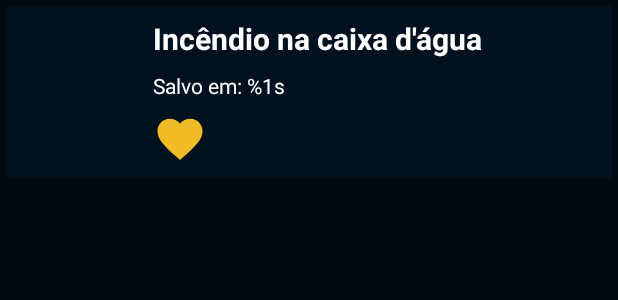
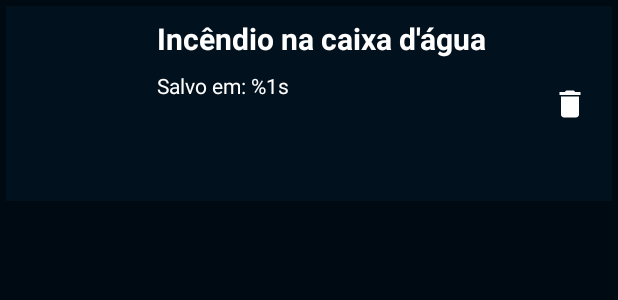
Before and after one commit to gustavobarbosab/movies, an Android app: the layout item_favorites_movies.xml on its own in the app's theme, with its tools: preview values and no code run, on a phone screen of 412 x 824 dp. Shown: the top 300 px of the screen. Run offline under Robolectric (Android 15) with nearby library versions, the phone set to English and light mode, and no system bars.

Commit message:
improving layouts

```diff
--- a/commons/src/main/java/io/github/gustavobarbosab/commons/ui/extension/ImageViewHelper.kt
+++ b/commons/src/main/java/io/github/gustavobarbosab/commons/ui/extension/ImageViewHelper.kt
@@ -12,7 +12,6 @@ fun ImageView.loadImage(url: String) {
         .with(context)
         .load(url)
         .placeholder(ImageViewHelper.createProgress(context))
-        .centerInside()
         .into(this)
 }
 
--- a/features/detail/detail_presentation/src/main/res/layout/fragment_movie_detail.xml
+++ b/features/detail/detail_presentation/src/main/res/layout/fragment_movie_detail.xml
@@ -32,7 +32,7 @@
                 android:layout_width="0dp"
                 android:layout_height="wrap_content"
                 android:background="@color/colorShimmer"
-                android:minHeight="200dp"
+                android:minHeight="228dp"
                 android:scaleType="fitXY"
                 android:tint="@color/image_shadow"
                 app:layout_constraintEnd_toEndOf="parent"
--- a/features/favorites/favorite_presentation/src/main/java/io/github/gustavobarbosab/favorite/presentation/FavoriteMoviesFragment.kt
+++ b/features/favorites/favorite_presentation/src/main/java/io/github/gustavobarbosab/favorite/presentation/FavoriteMoviesFragment.kt
@@ -57,7 +57,6 @@ class FavoriteMoviesFragment : BaseFragment<FragmentFavoriteMoviesBinding>() {
     private fun observeState() = with(viewModel.state) {
         movies.observe(viewLifecycleOwner) {
             adapter.list = it
-            adapter.notifyDataSetChanged()
         }
 
         layout.observe(viewLifecycleOwner) {
--- a/features/favorites/favorite_presentation/src/main/java/io/github/gustavobarbosab/favorite/presentation/FavoritesMoviesRecyclerAdapter.kt
+++ b/features/favorites/favorite_presentation/src/main/java/io/github/gustavobarbosab/favorite/presentation/FavoritesMoviesRecyclerAdapter.kt
@@ -14,6 +14,10 @@ class FavoritesMoviesRecyclerAdapter(
 ) : RecyclerView.Adapter<ViewHolder>() {
 
     var list: MutableList<FavoriteModel> = mutableListOf()
+        set(value) {
+            field = value
+            notifyItemRangeChanged(0, value.size)
+        }
 
     fun removeMovie(position: Int) {
         list.removeAt(position)
--- /dev/null
+++ b/features/favorites/favorite_presentation/src/main/res/drawable/ic_delete.xml
@@ -0,0 +1,9 @@
+<vector xmlns:android="http://schemas.android.com/apk/res/android"
+    android:width="24dp"
+    android:height="24dp"
+    android:viewportWidth="24"
+    android:viewportHeight="24">
+  <path
+      android:pathData="M6,19c0,1.1 0.9,2 2,2h8c1.1,0 2,-0.9 2,-2V7H6v12zM19,4h-3.5l-1,-1h-5l-1,1H5v2h14V4z"
+      android:fillColor="#FFFFFF"/>
+</vector>
--- a/features/favorites/favorite_presentation/src/main/res/layout/fragment_favorite_movies.xml
+++ b/features/favorites/favorite_presentation/src/main/res/layout/fragment_favorite_movies.xml
@@ -28,7 +28,7 @@
             android:layout_width="match_parent"
             android:layout_height="match_parent"
             android:visibility="gone"
-            tools:button="@string/favorites_error_button"
-            tools:text="@string/favorites_error_message" />
+            android:button="@string/favorites_error_button"
+            android:text="@string/favorites_error_message" />
     </androidx.constraintlayout.widget.ConstraintLayout>
 </layout>
--- a/features/favorites/favorite_presentation/src/main/res/layout/item_favorites_movies.xml
+++ b/features/favorites/favorite_presentation/src/main/res/layout/item_favorites_movies.xml
@@ -11,11 +11,13 @@
 
         <androidx.appcompat.widget.AppCompatImageView
             android:id="@+id/movie_image"
-            android:layout_width="wrap_content"
-            android:layout_height="0dp"
-            android:minWidth="90dp"
+            android:layout_width="0dp"
+            android:layout_height="wrap_content"
+            android:minHeight="130dp"
             android:scaleType="fitCenter"
             app:layout_constraintBottom_toBottomOf="parent"
+            app:layout_constraintEnd_toStartOf="@+id/movie_name"
+            app:layout_constraintHorizontal_weight="0.3"
             app:layout_constraintStart_toStartOf="parent"
             app:layout_constraintTop_toTopOf="parent" />
 
@@ -25,7 +27,8 @@
             android:layout_height="wrap_content"
             android:layout_margin="@dimen/small_size"
             android:textAppearance="@style/Movies.Text.Title"
-            app:layout_constraintEnd_toEndOf="parent"
+            app:layout_constraintEnd_toStartOf="@+id/movie_like"
+            app:layout_constraintHorizontal_weight="0.8"
             app:layout_constraintStart_toEndOf="@+id/movie_image"
             app:layout_constraintTop_toTopOf="parent"
             tools:text="Incêndio na caixa d'água" />
@@ -36,9 +39,11 @@
             android:layout_height="wrap_content"
             android:layout_margin="@dimen/small_size"
             android:textAppearance="@style/Movies.Text.Tinny"
-            app:layout_constraintEnd_toEndOf="parent"
+            app:layout_constraintBottom_toBottomOf="parent"
+            app:layout_constraintEnd_toStartOf="@+id/movie_like"
             app:layout_constraintStart_toEndOf="@+id/movie_image"
             app:layout_constraintTop_toBottomOf="@+id/movie_name"
+            app:layout_constraintVertical_bias="0.0"
             tools:text="@string/favorite_movie_saved_date" />
 
         <androidx.appcompat.widget.AppCompatImageView
@@ -46,12 +51,14 @@
             android:layout_width="wrap_content"
             android:layout_height="wrap_content"
             android:layout_margin="@dimen/small_size"
+            android:paddingStart="@dimen/small_size"
+            android:paddingTop="@dimen/very_large_size"
+            android:paddingEnd="@dimen/small_size"
+            android:paddingBottom="@dimen/very_large_size"
             app:layout_constraintBottom_toBottomOf="parent"
             app:layout_constraintEnd_toEndOf="parent"
             app:layout_constraintHorizontal_bias="0.0"
-            app:layout_constraintStart_toEndOf="@+id/movie_image"
-            app:layout_constraintTop_toBottomOf="@+id/movie_saved_date"
-            app:srcCompat="@drawable/ic_heart_filled_yellow" />
-
+            app:layout_constraintTop_toTopOf="parent"
+            app:srcCompat="@drawable/ic_delete" />
     </androidx.constraintlayout.widget.ConstraintLayout>
 </layout>
--- a/features/showcase/showcase_presentation/src/main/java/io/github/gustavobarbosab/movies/showcase/presentation/banner/PagerCarouselAdapter.kt
+++ b/features/showcase/showcase_presentation/src/main/java/io/github/gustavobarbosab/movies/showcase/presentation/banner/PagerCarouselAdapter.kt
@@ -6,7 +6,6 @@ import androidx.recyclerview.widget.RecyclerView
 import io.github.gustavobarbosab.commons.ui.extension.loadImage
 import io.github.gustavobarbosab.movies.showcase.databinding.ItemPagerCarouselBinding
 import io.github.gustavobarbosab.movies.showcase.presentation.model.ShowCaseModel
-import io.github.gustavobarbosab.showcase.model.MovieShowCase
 
 class PagerCarouselAdapter(
     private val clickListener: (ShowCaseModel) -> Unit
```
